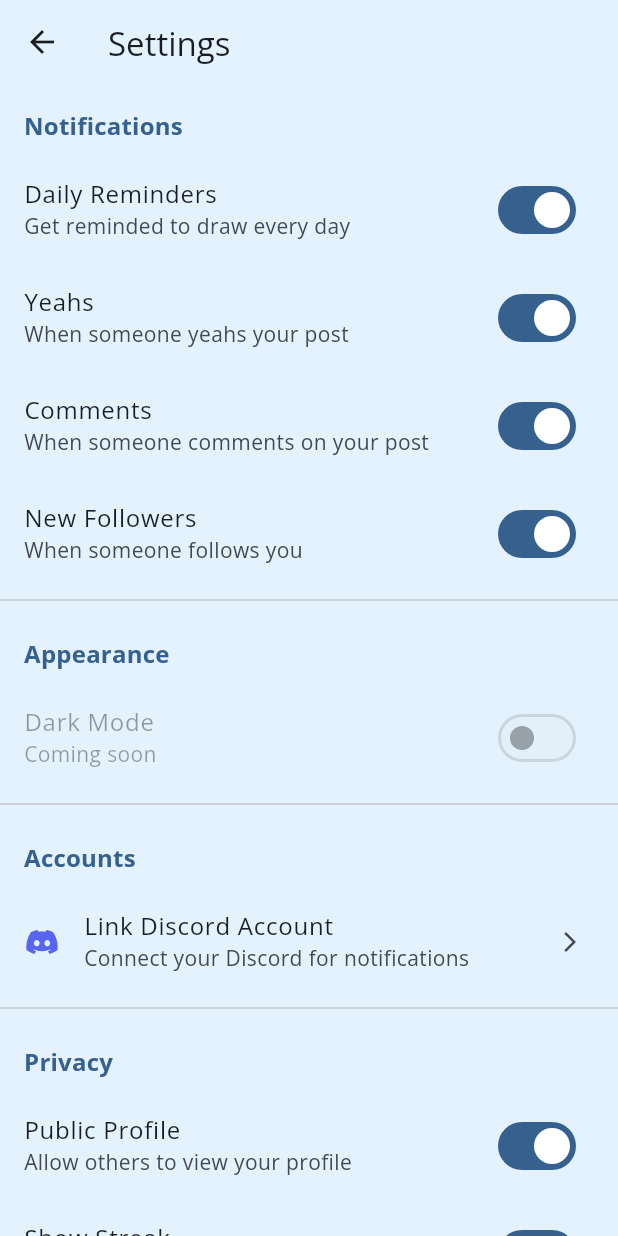
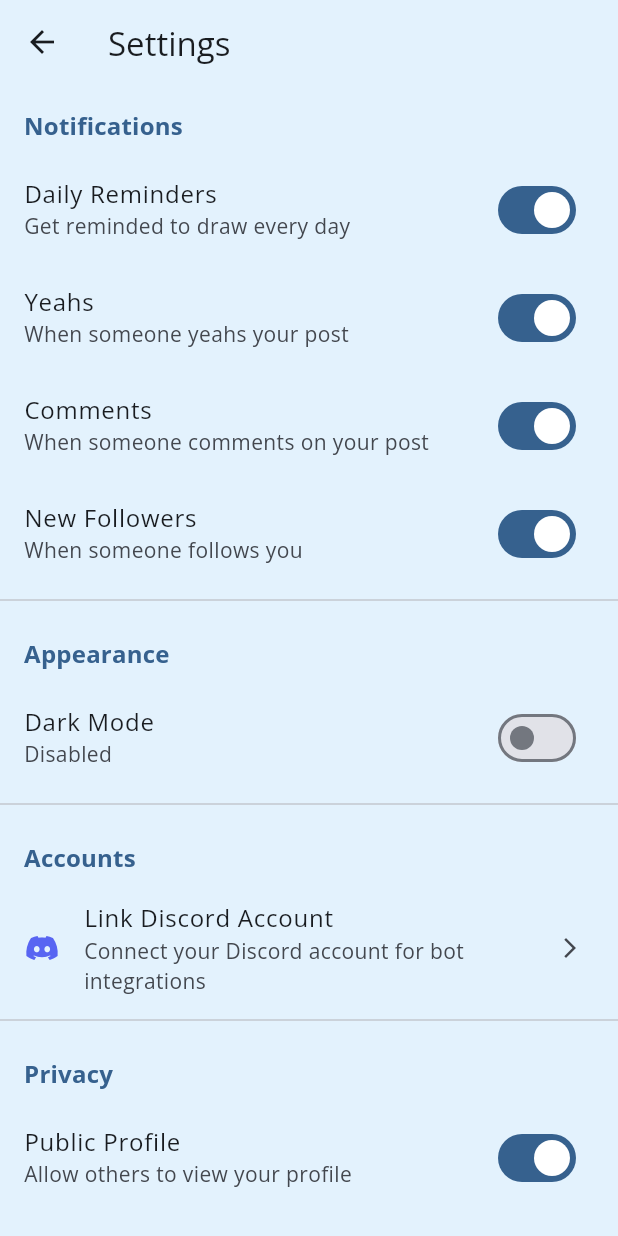
Before and after one commit to Watsoup/InkStreak-Flutter, a Flutter app: the SettingsScreen screen opened by its route, on a phone screen of 412 x 824 dp. Run offline on Flutter 3.47's test engine with Material 3 defaults, Android fonts, the phone set to English and light mode, and no system bars; our stand-ins replace cached_network_image, confetti, dio, equatable, firebase_core, firebase_messaging and 10 more; accounts and stored records are empty; generated files the repository leaves out were written again; network calls fail.

Commit message:
feat: Add dark theme with bloc and fix upload redirect
Implemented comprehensive dark theme support and fixed post upload redirect issue.

- Created AppThemeBloc with events (LoadThemePreference, ToggleTheme, SetTheme) and state management
- Added dark theme to AppTheme with Material 3 design, matching light theme styling
- Integrated AppThemeBloc in main.dart with BlocBuilder for reactive theme switching
- Enabled dark mode toggle in Settings screen with real-time switching
- Theme preference persists via StorageService (key: 'theme_mode')
- Used buildWhen to prevent navigation reset when toggling theme

- Added UploadSuccessAcknowledged event to properly reset state after upload
- Modified upload_screen.dart to always redirect to home after successful post
- Reduced redirect delay from 5s to 3s for better UX
- Removed isInPageView conditional that was preventing redirect
- Upload state now properly resets after navigation

```diff
--- a/lib/core/themes/app_theme.dart
+++ b/lib/core/themes/app_theme.dart
@@ -7,8 +7,34 @@ class AppTheme {
     colorScheme: ColorScheme.fromSeed(
       seedColor: const Color(0xFF2196F3),
       surface: const Color(0xFFE3F2FD),
+      brightness: Brightness.light,
     ),
     textTheme: GoogleFonts.openSansTextTheme(),
+    elevatedButtonTheme: ElevatedButtonThemeData(
+      style: ElevatedButton.styleFrom(
+        padding: const EdgeInsets.symmetric(vertical: 16),
+        shape: RoundedRectangleBorder(
+          borderRadius: BorderRadius.circular(28),
+        ),
+      ),
+    ),
+    cardTheme: CardThemeData(
+      elevation: 2,
+      shape: RoundedRectangleBorder(
+        borderRadius: BorderRadius.circular(12),
+      ),
+      clipBehavior: Clip.antiAlias,
+    ),
+  );
+
+  static ThemeData darkTheme = ThemeData(
+    useMaterial3: true,
+    colorScheme: ColorScheme.fromSeed(
+      seedColor: const Color(0xFF2196F3),
+      brightness: Brightness.dark,
+      surface: const Color(0xFF1E1E1E),
+    ),
+    textTheme: GoogleFonts.openSansTextTheme(ThemeData.dark().textTheme),
     elevatedButtonTheme: ElevatedButtonThemeData(
       style: ElevatedButton.styleFrom(
         padding: const EdgeInsets.symmetric(vertical: 16),
--- /dev/null
+++ b/lib/presentation/blocs/app_theme/app_theme_event.dart
@@ -0,0 +1,25 @@
+import 'package:equatable/equatable.dart';
+
+abstract class AppThemeEvent extends Equatable {
+  const AppThemeEvent();
+
+  @override
+  List<Object?> get props => [];
+}
+
+class LoadThemePreference extends AppThemeEvent {
+  const LoadThemePreference();
+}
+
+class ToggleTheme extends AppThemeEvent {
+  const ToggleTheme();
+}
+
+class SetTheme extends AppThemeEvent {
+  final bool isDarkMode;
+
+  const SetTheme({required this.isDarkMode});
+
+  @override
+  List<Object?> get props => [isDarkMode];
+}
--- /dev/null
+++ b/lib/presentation/blocs/app_theme/app_theme_state.dart
@@ -0,0 +1,16 @@
+import 'package:equatable/equatable.dart';
+
+class AppThemeState extends Equatable {
+  final bool isDarkMode;
+
+  const AppThemeState({required this.isDarkMode});
+
+  AppThemeState copyWith({bool? isDarkMode}) {
+    return AppThemeState(
+      isDarkMode: isDarkMode ?? this.isDarkMode,
+    );
+  }
+
+  @override
+  List<Object?> get props => [isDarkMode];
+}
--- a/lib/presentation/screens/settings/settings_screen.dart
+++ b/lib/presentation/screens/settings/settings_screen.dart
@@ -6,8 +6,9 @@ import 'package:inkstreak/core/utils/dio_client.dart';
 import 'package:inkstreak/core/utils/storage_service.dart';
 import 'package:inkstreak/data/services/api_service.dart';
 import 'package:inkstreak/data/services/notification_service.dart';
-import 'package:inkstreak/presentation/blocs/theme/theme_bloc.dart';
-import 'package:inkstreak/presentation/blocs/theme/theme_state.dart';
+import 'package:inkstreak/presentation/blocs/app_theme/app_theme_bloc.dart';
+import 'package:inkstreak/presentation/blocs/app_theme/app_theme_event.dart';
+import 'package:inkstreak/presentation/blocs/app_theme/app_theme_state.dart';
 import 'package:url_launcher/url_launcher.dart';
 
 class SettingsScreen extends StatefulWidget {
@@ -138,7 +139,7 @@ class _SettingsScreenState extends State<SettingsScreen> with WidgetsBindingObse
         // Get current theme and username for daily reminders
         try {
           final theme = await _apiService.getCurrentTheme();
-          final username = await _storage.read(key: AppConstants.usernameKey);
+          final username = await _storage.read(key: 'username');
           if (username != null) {
             await _notificationService.scheduleDailyReminders(
               username: username,
@@ -146,7 +147,7 @@ class _SettingsScreenState extends State<SettingsScreen> with WidgetsBindingObse
             );
           }
         } catch (e) {
-          print('Error scheduling daily reminders: $e');
+          debugPrint('Error scheduling daily reminders: $e');
         }
       } else {
         await _notificationService.cancelDailyReminders();
@@ -161,7 +162,7 @@ class _SettingsScreenState extends State<SettingsScreen> with WidgetsBindingObse
         );
       }
     } catch (e) {
-      print('Error syncing notification settings: $e');
+      debugPrint('Error syncing notification settings: $e');
       if (mounted) {
         ScaffoldMessenger.of(context).showSnackBar(
           SnackBar(
@@ -361,15 +362,17 @@ class _SettingsScreenState extends State<SettingsScreen> with WidgetsBindingObse
 
           // Appearance Section
           _buildSectionHeader(context, 'Appearance'),
-          BlocBuilder<ThemeBloc, ThemeState>(
-            builder: (context, state) {
-              // For now, we only have light theme
-              // This is placeholder for future dark mode implementation
+          BlocBuilder<AppThemeBloc, AppThemeState>(
+            builder: (context, themeState) {
               return SwitchListTile(
                 title: const Text('Dark Mode'),
-                subtitle: const Text('Coming soon'),
-                value: false,
-                onChanged: null, // Disabled for now
+                subtitle: Text(themeState.isDarkMode
+                  ? 'Enabled'
+                  : 'Disabled'),
+                value: themeState.isDarkMode,
+                onChanged: (value) {
+                  context.read<AppThemeBloc>().add(const ToggleTheme());
+                },
               );
             },
           ),
@@ -382,7 +385,7 @@ class _SettingsScreenState extends State<SettingsScreen> with WidgetsBindingObse
             title: Text(_discordLinked ? 'Discord Account' : 'Link Discord Account'),
             subtitle: Text(_discordLinked
               ? 'Linked as ${_discordUsername ?? 'Unknown'}'
-              : 'Connect your Discord for notifications'),
+              : 'Connect your Discord account for bot integrations'),
             trailing: _discordLinked
               ? const Icon(Icons.check_circle, color: Colors.green, size: 20)
               : const Icon(Icons.arrow_forward_ios, size: 16),
```
Also changed, not shown: lib/main.dart (+13 -1 lines), lib/presentation/blocs/app_theme/app_theme_bloc.dart (added, +58 -0 lines), lib/presentation/blocs/upload/upload_bloc.dart (+40 -6 lines), lib/presentation/blocs/upload/upload_event.dart (+6 -2 lines), lib/presentation/blocs/upload/upload_state.dart (+4 -4 lines), lib/presentation/screens/upload/upload_screen.dart (+28 -7 lines), 1 other file.
